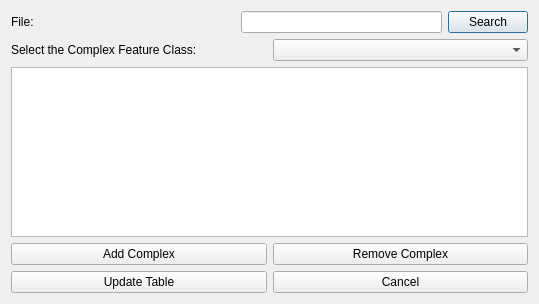
Old version of the form ComplexTools/ui_manageComplex.ui in the repository dsgoficial/DsgTools.
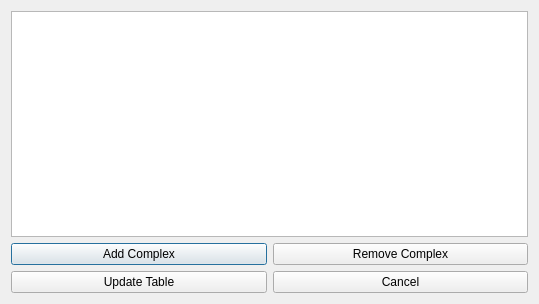
New version of the form.

Commit message: Testing a Complex dock

Patch:
```diff
--- a/ComplexTools/ui_manageComplex.ui
+++ b/ComplexTools/ui_manageComplex.ui
@@ -15,58 +15,6 @@
   </property>
   <layout class="QGridLayout" name="gridLayout_3">
    <item row="0" column="0">
-    <layout class="QGridLayout" name="gridLayout">
-     <item row="0" column="0">
-      <layout class="QHBoxLayout" name="horizontalLayout_2">
-       <item>
-        <widget class="QLabel" name="label_2">
-         <property name="text">
-          <string>File:</string>
-         </property>
-        </widget>
-       </item>
-       <item>
-        <spacer name="horizontalSpacer">
-         <property name="orientation">
-          <enum>Qt::Horizontal</enum>
-         </property>
-         <property name="sizeHint" stdset="0">
-          <size>
-           <width>40</width>
-           <height>20</height>
-          </size>
-         </property>
-        </spacer>
-       </item>
-       <item>
-        <widget class="QLineEdit" name="fileLineEdit"/>
-       </item>
-       <item>
-        <widget class="QPushButton" name="filePushButton">
-         <property name="text">
-          <string>Search</string>
-         </property>
-        </widget>
-       </item>
-      </layout>
-     </item>
-     <item row="1" column="0">
-      <layout class="QHBoxLayout" name="horizontalLayout">
-       <item>
-        <widget class="QLabel" name="label">
-         <property name="text">
-          <string>Select the Complex Feature Class:</string>
-         </property>
-        </widget>
-       </item>
-       <item>
-        <widget class="QComboBox" name="comboBox"/>
-       </item>
-      </layout>
-     </item>
-    </layout>
-   </item>
-   <item row="1" column="0">
     <layout class="QGridLayout" name="gridLayout_2">
      <item row="0" column="0">
       <widget class="QTableView" name="tableView"/>
```
The commit also changes 9 other files.
